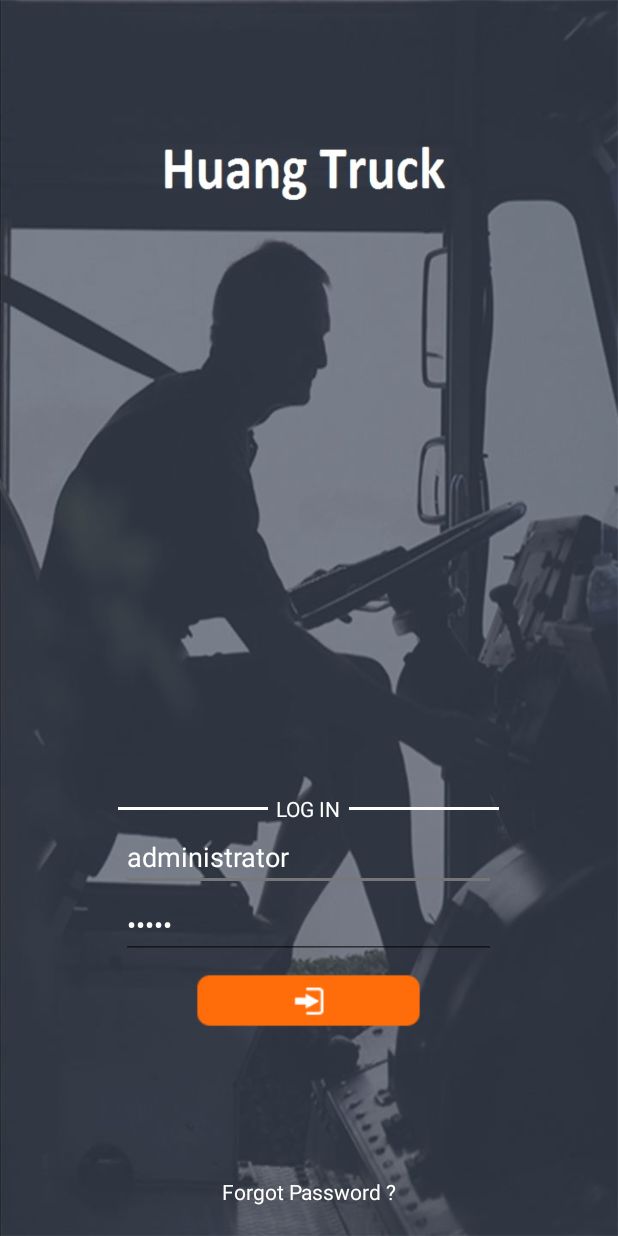
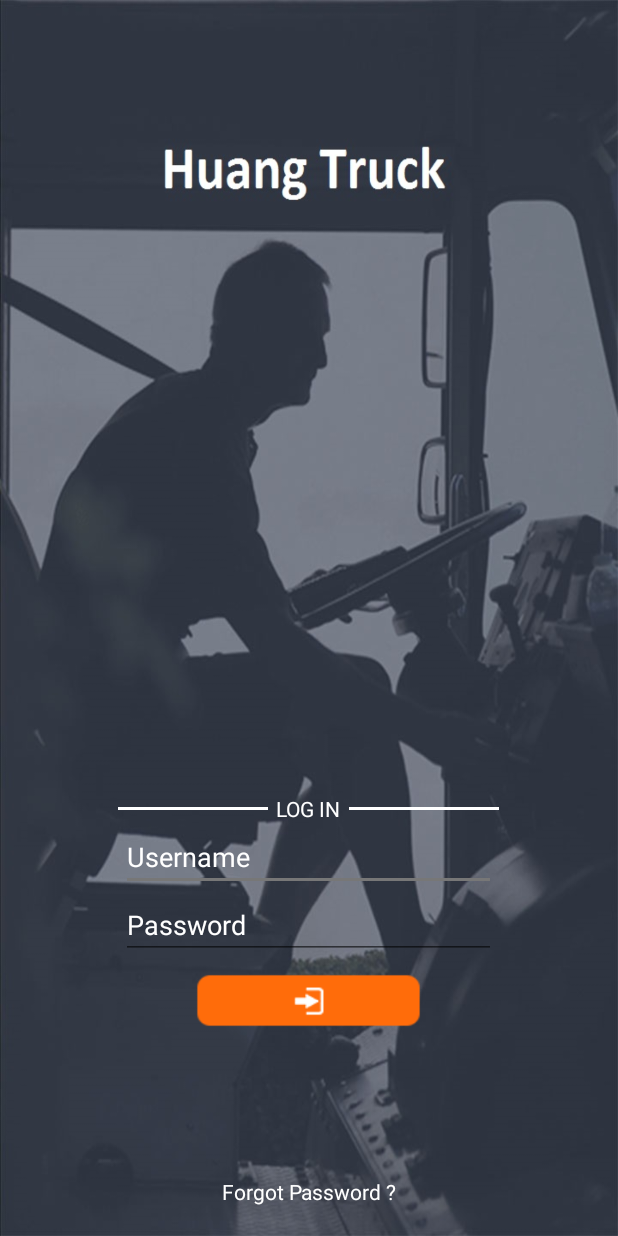
Before and after one commit to davidcast95/HTDriver, an Android app: the screen it shows after launch (Login), on a phone screen of 412 x 824 dp. Run offline under Robolectric (Android 15) with nearby library versions, the phone set to English and light mode, and no system bars.

Commit message:
fix login loading issue

```diff
--- a/app/src/main/java/com/logisticsmarketplace/android/driver/Login.java
+++ b/app/src/main/java/com/logisticsmarketplace/android/driver/Login.java
@@ -60,9 +60,10 @@ public class Login extends AppCompatActivity {
             @Override
             public void onResponse(Call<DriverLogin> call, Response<DriverLogin> response) {
 
+                loading.setVisibility(View.GONE);
                 if(Utility.utility.catchResponse(getApplicationContext(), response)) {
                     DriverLogin driverLogin = response.body();
-                    Utility.utility.saveLoggedName(driverLogin.full_name, activity);
+                    Utility.utility.saveLoggedName(user, activity);
 
                     Utility.utility.saveCookieJarToPreference(cookieJar, activity);
                     startActivity(new Intent(getApplicationContext(),MainActivity.class));
--- a/app/src/main/res/layout/activity_login.xml
+++ b/app/src/main/res/layout/activity_login.xml
@@ -47,7 +47,7 @@
             android:layout_height="wrap_content"
             android:hint="@string/login_username"
             android:id="@+id/username"
-            android:text="administrator"
+            android:text=""
             android:singleLine="true"
             android:layout_gravity="center"
             android:textColor="@color/White"
@@ -57,7 +57,7 @@
             android:layout_height="wrap_content"
             android:hint="@string/login_password"
             android:id="@+id/password"
-            android:text="admin"
+            android:text=""
             android:layout_gravity="center"
             android:textColor="@color/White"
             android:textColorHint="@color/White"
```
